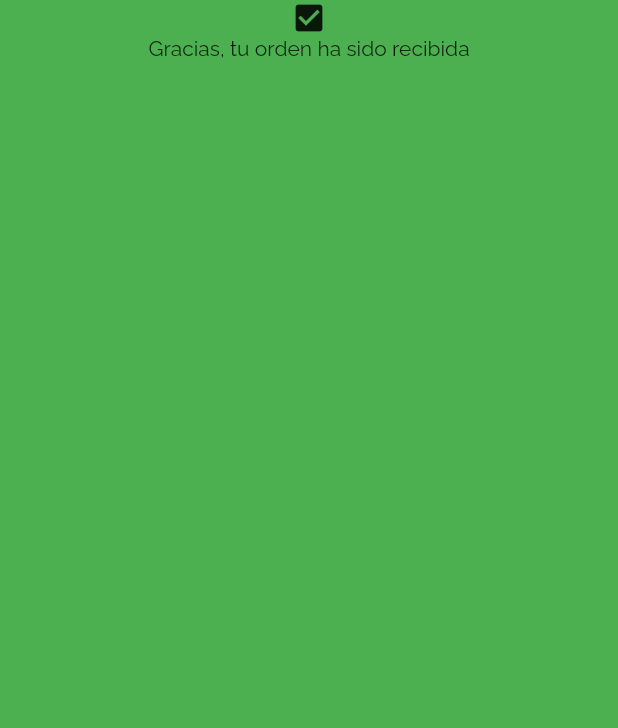
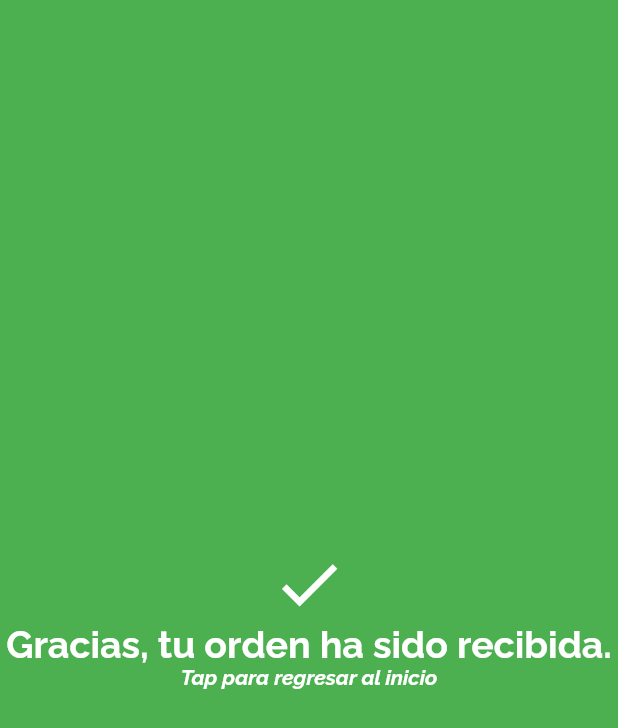
Before and after one commit to ricardocotillo/wc_app, a Flutter app: the OrderInfoView screen opened directly, on a phone screen of 412 x 824 dp. Shown: the top 728 px of the screen. Run offline on Flutter 3.47's test engine with Material 2 defaults, Android fonts, the phone set to English and light mode, and no system bars; our stand-ins replace cached_network_image, font_awesome_flutter, google_fonts, google_maps_flutter, hive, hive_flutter and 1 more; missing offline and left inert: culqi_flutter, search_map_place, woocommerce; accounts and stored records are empty.

Commit message:
fnished order process

```diff
--- a/lib/views/checkout/orderInfo.view.dart
+++ b/lib/views/checkout/orderInfo.view.dart
@@ -1,17 +1,47 @@
 import 'package:flutter/material.dart';
 import 'package:flutter/widgets.dart';
+import 'package:wc_app/views/home.view.dart';
 
 class OrderInfoView extends StatelessWidget {
   @override
   Widget build(BuildContext context) {
     return Scaffold(
       backgroundColor: Colors.green,
-      body: Center(
-        child: Column(
-          children: [
-            Icon(Icons.check_box),
-            Text('Gracias, tu orden ha sido recibida'),
-          ],
+      body: GestureDetector(
+        onTap: () {
+          Navigator.of(context).pushReplacement(MaterialPageRoute(
+            builder: (context) => HomeView(),
+          ));
+        },
+        child: Center(
+          child: Column(
+            mainAxisSize: MainAxisSize.min,
+            children: [
+              Icon(
+                Icons.check,
+                color: Colors.white,
+                size: 50,
+              ),
+              Text(
+                'Gracias, tu orden ha sido recibida.',
+                textAlign: TextAlign.center,
+                style: TextStyle(
+                  color: Colors.white,
+                  fontSize: 25,
+                  fontWeight: FontWeight.bold,
+                ),
+              ),
+              Text(
+                'Tap para regresar al inicio',
+                textAlign: TextAlign.center,
+                style: TextStyle(
+                  color: Colors.white,
+                  fontStyle: FontStyle.italic,
+                  fontWeight: FontWeight.bold,
+                ),
+              ),
+            ],
+          ),
         ),
       ),
     );
```
